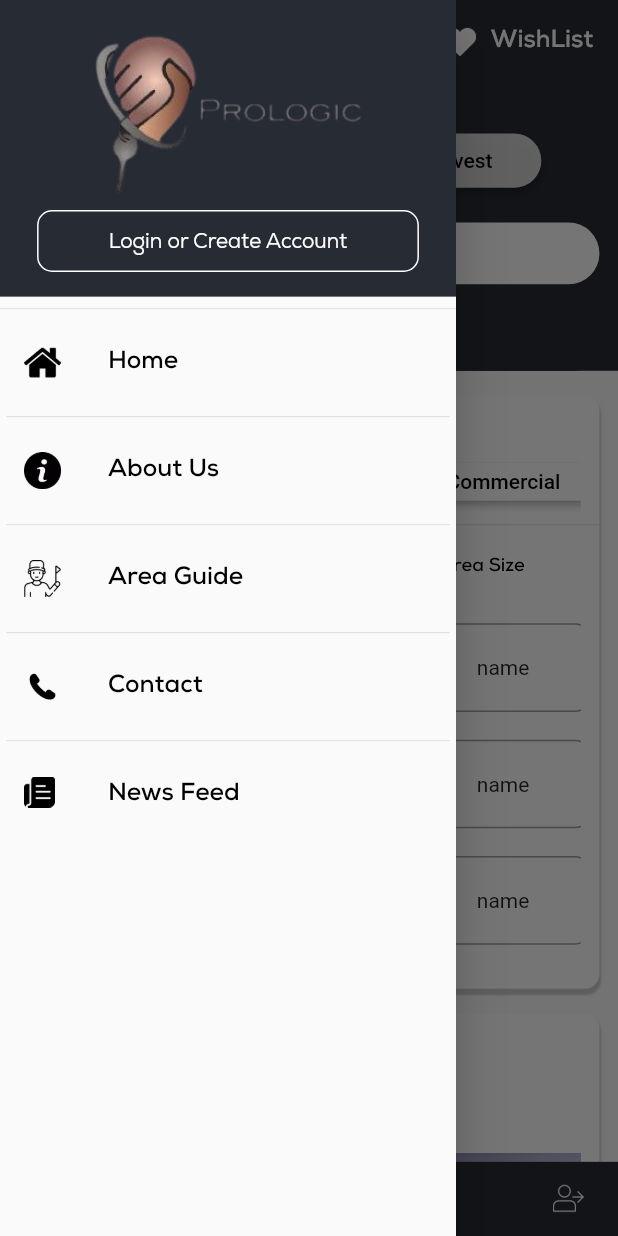
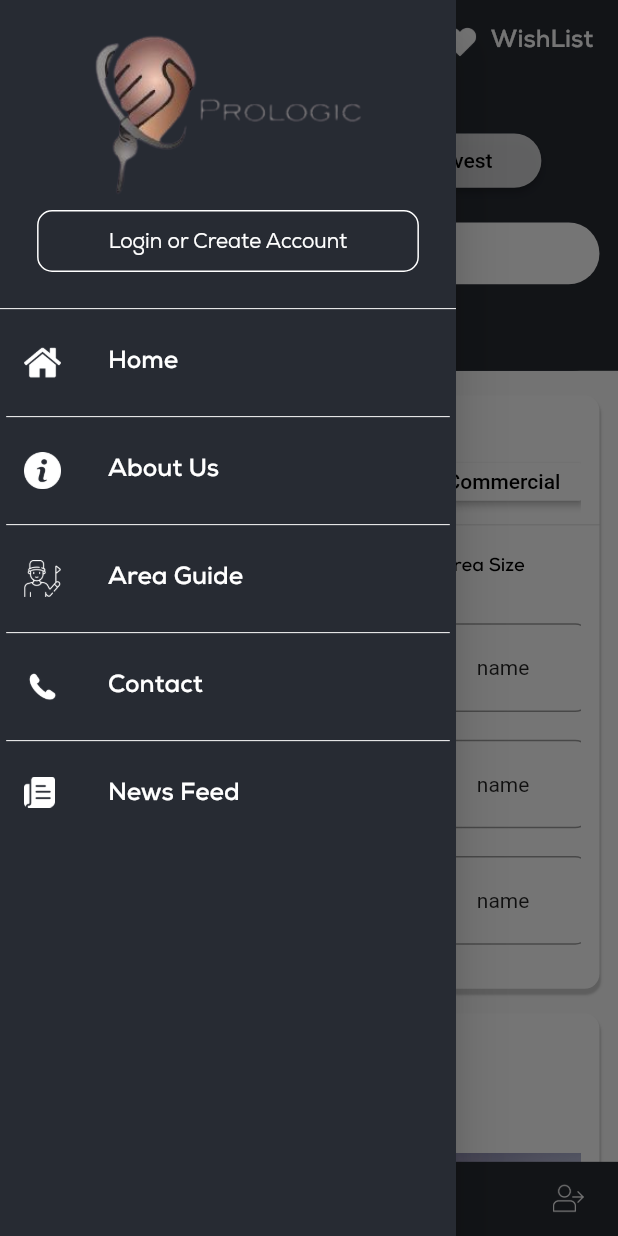
Before and after one commit to atif1994/Real-state-mobile, a Flutter app: the Home screen opened directly, with the side drawer open, on a phone screen of 412 x 824 dp. Run offline on Flutter 3.47's test engine with Material 2 defaults, Android fonts, the phone set to English and light mode, and no system bars; drawn by our look-alikes of animated_text_kit; our stand-ins replace cached_network_image, csc_picker, dio, flutter_rating_bar, fluttertoast, get and 4 more; accounts and stored records are empty.

Commit message:
drawer change
drawer change

```diff
--- a/lib/Views/Home/home.dart
+++ b/lib/Views/Home/home.dart
@@ -68,6 +68,7 @@ class _HomeState extends State<Home> {
     return SafeArea(
       child: Scaffold(
         drawer: Drawer(
+          backgroundColor: AppColors.appthem,
           child: Column(
             children: [
               Container(
@@ -102,21 +103,26 @@ class _HomeState extends State<Home> {
                   ],
                 ),
               ),
-              const Divider(),
+              const Divider(
+                color: AppColors.colorWhite,
+              ),
               ListTile(
                 leading: Image.asset(
                   AppImageResources.home,
+                  color: AppColors.colorWhite,
                   height: 3.0.h,
                 ),
                 title: Text(
                   "Home",
                   style: AppTextStyles.heading1
-                      .copyWith(color: AppColors.colorblack),
+                      .copyWith(color: AppColors.colorWhite),
                 ),
               ),
               Padding(
                 padding: EdgeInsets.only(left: 1.0.w, right: 1.0.w),
-                child: const Divider(),
+                child: const Divider(
+                  color: AppColors.colorWhite,
+                ),
               ),
               ListTile(
                 onTap: () {
@@ -124,32 +130,38 @@ class _HomeState extends State<Home> {
                 },
                 leading: Image.asset(
                   AppImageResources.aboutUs,
+                  color: AppColors.colorWhite,
                   height: 3.0.h,
                 ),
                 title: Text(
                   "About Us",
                   style: AppTextStyles.heading1
-                      .copyWith(color: AppColors.colorblack),
+                      .copyWith(color: AppColors.colorWhite),
                 ),
               ),
               Padding(
                 padding: EdgeInsets.only(left: 1.0.w, right: 1.0.w),
-                child: const Divider(),
+                child: const Divider(
+                  color: AppColors.colorWhite,
+                ),
               ),
               ListTile(
                 leading: Image.asset(
                   AppImageResources.areaGuide,
+                  color: AppColors.colorWhite,
                   height: 3.0.h,
                 ),
                 title: Text(
                   "Area Guide",
                   style: AppTextStyles.heading1
-                      .copyWith(color: AppColors.colorblack),
+                      .copyWith(color: AppColors.colorWhite),
                 ),
               ),
               Padding(
                 padding: EdgeInsets.only(left: 1.0.w, right: 1.0.w),
-                child: const Divider(),
+                child: const Divider(
+                  color: AppColors.colorWhite,
+                ),
               ),
               ListTile(
                 onTap: () {
@@ -157,27 +169,31 @@ class _HomeState extends State<Home> {
                 },
                 leading: Image.asset(
                   AppImageResources.contact,
+                  color: AppColors.colorWhite,
                   height: 3.0.h,
                 ),
                 title: Text(
                   "Contact",
                   style: AppTextStyles.heading1
-                      .copyWith(color: AppColors.colorblack),
+                      .copyWith(color: AppColors.colorWhite),
                 ),
               ),
               Padding(
                 padding: EdgeInsets.only(left: 1.0.w, right: 1.0.w),
-                child: const Divider(),
+                child: const Divider(
+                  color: AppColors.colorWhite,
+                ),
               ),
               ListTile(
                 leading: Image.asset(
+                  color: AppColors.colorWhite,
                   AppImageResources.newFeed,
                   height: 2.5.h,
                 ),
                 title: Text(
                   "News Feed",
                   style: AppTextStyles.heading1
-                      .copyWith(color: AppColors.colorblack),
+                      .copyWith(color: AppColors.colorWhite),
                 ),
               )
             ],
```
